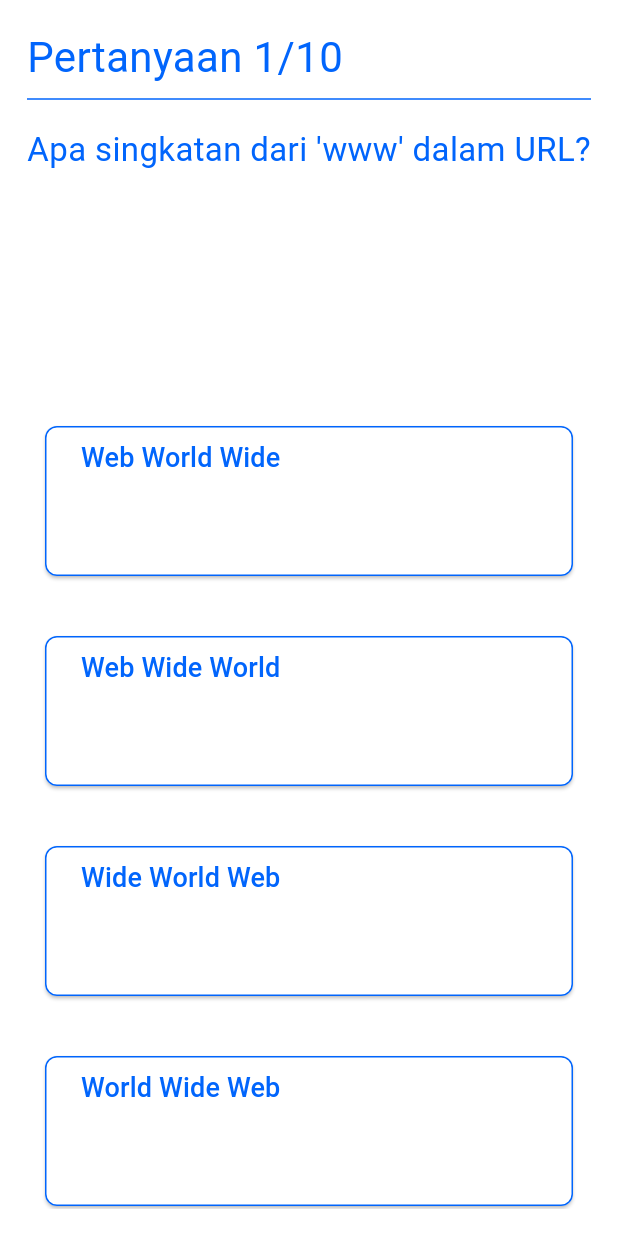
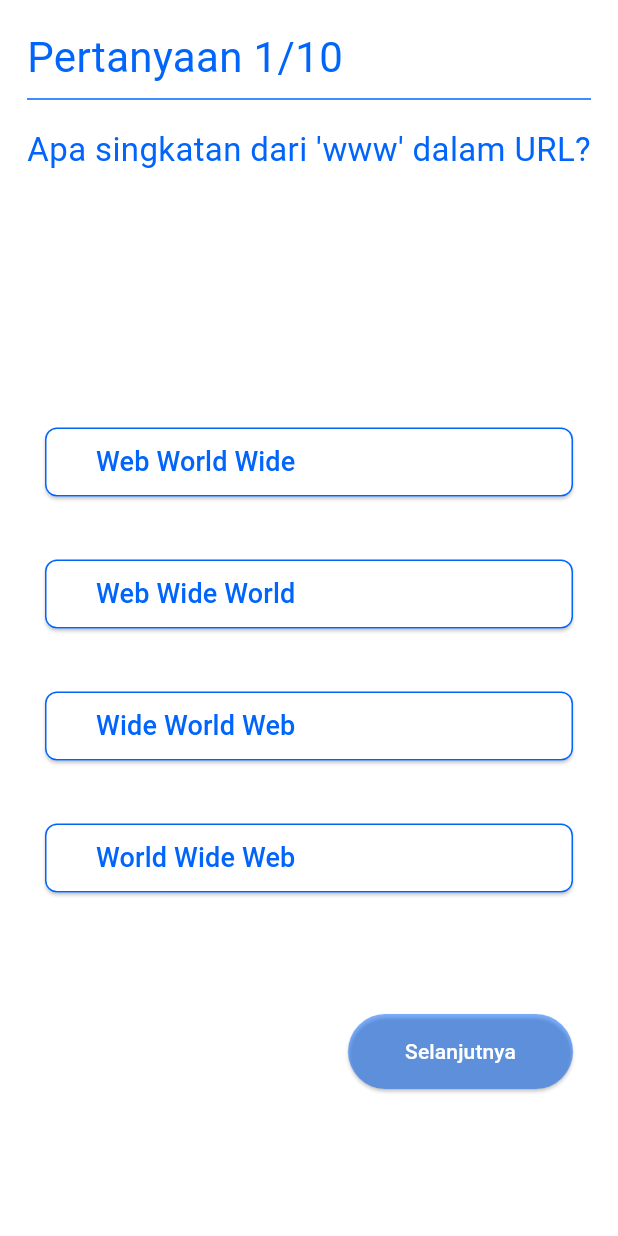
Before and after one commit to WildanRaffians/nyoba_quiz_app_soalacak, a Flutter app: the screen it shows after launch, after a tap on "Mulai Quiz", on a phone screen of 412 x 824 dp. Run offline on Flutter 3.47's test engine with Material 3 defaults, Android fonts, the light colour scheme and no system bars.

Commit message:
rapih2 quiz screen

```diff
--- a/lib/main.dart
+++ b/lib/main.dart
@@ -1,19 +1,18 @@
 import 'package:flutter/material.dart';
 import 'package:nyoba_quiz_app_soalacak/screens/main_menu.dart';
-import 'package:nyoba_quiz_app_soalacak/screens/quizz_screen.dart';
 
 void main() {
   runApp(const MyApp());
 }
 
 class MyApp extends StatelessWidget {
-  const MyApp({Key? key}) : super(key: key);
+  const MyApp({super.key});
 
   @override
   Widget build(BuildContext context) {
-    return MaterialApp(
+    return const MaterialApp(
       debugShowCheckedModeBanner: false,
-      home: const MainMenu(),
+      home: MainMenu(),
     );
   }
 }
--- a/lib/screens/quizz_screen.dart
+++ b/lib/screens/quizz_screen.dart
@@ -40,9 +40,7 @@ class _QuizzScreenState extends State<QuizzScreen> {
   Widget build(BuildContext context) {
     return Scaffold(
       backgroundColor: AppColor.pripmaryColor,
-      body: Padding(
-        padding: const EdgeInsets.all(18.0),
-        child: PageView.builder(
+      body: PageView.builder(
         controller: _controller!,
         onPageChanged: (page) {
           setState(() {
@@ -56,6 +54,8 @@ class _QuizzScreenState extends State<QuizzScreen> {
         },
         itemBuilder: (context, index) {
           return SingleChildScrollView(  // menggunakan single scroll view agar bisa di scroll
+            child: Padding(
+              padding: const EdgeInsets.all(18.0),
               child: Column(
                 mainAxisAlignment: MainAxisAlignment.center,
                 crossAxisAlignment: CrossAxisAlignment.center,
@@ -95,7 +95,7 @@ class _QuizzScreenState extends State<QuizzScreen> {
                           Image.network(
                             shuffledQuestions[index].image!,
                             width: 200,
-                            height: 100,
+                            height: 150,
                             fit: BoxFit.cover,
                           ),
                       ]
@@ -143,8 +143,9 @@ class _QuizzScreenState extends State<QuizzScreen> {
                             },
                             child: shuffledQuestions[index].options[i].startsWith('assets/')
                               ? Container(
-                                  width: 100,
-                                  height: 90,
+                                  padding: EdgeInsets.all(10),
+                                  width: double.infinity,
+                                  height: 150,
                                   child: Image.asset(
                                     shuffledQuestions[index].options[i],
                                     width: 50,
@@ -152,15 +153,13 @@ class _QuizzScreenState extends State<QuizzScreen> {
                                   ),
                                 )
                               : Container(
+                                  padding: EdgeInsets.all(10),
                                   width: double.infinity,
-                                  height: 100.0,
-                                  child: Container(
-                                    padding: const EdgeInsets.only(top: 8.0),
+                                  // height: 100.0,
                                   child: Text(
                                   shuffledQuestions[index].options[i] ?? '',
                                   style: TextStyle(
                                     fontSize: 18.0,
-                                    ),
                                   ),
                                   ),
                                 ),
@@ -325,12 +324,12 @@ class _QuizzScreenState extends State<QuizzScreen> {
                   ),
                 ],
               ),
+            ),
           );
         },
         itemCount:
             shuffledQuestions.length,
       ),
-      ),
     );
   }
 }
```
Lines whose indentation alone changed are shown as unchanged.
